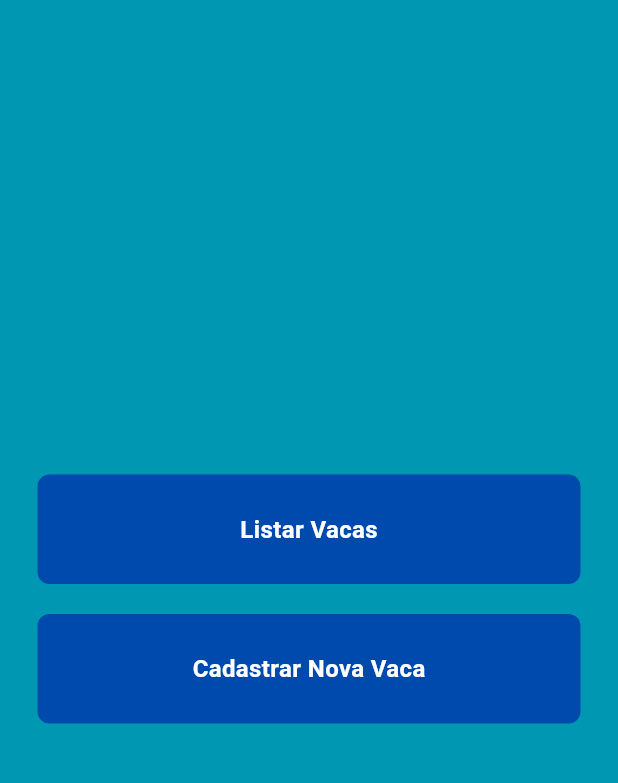
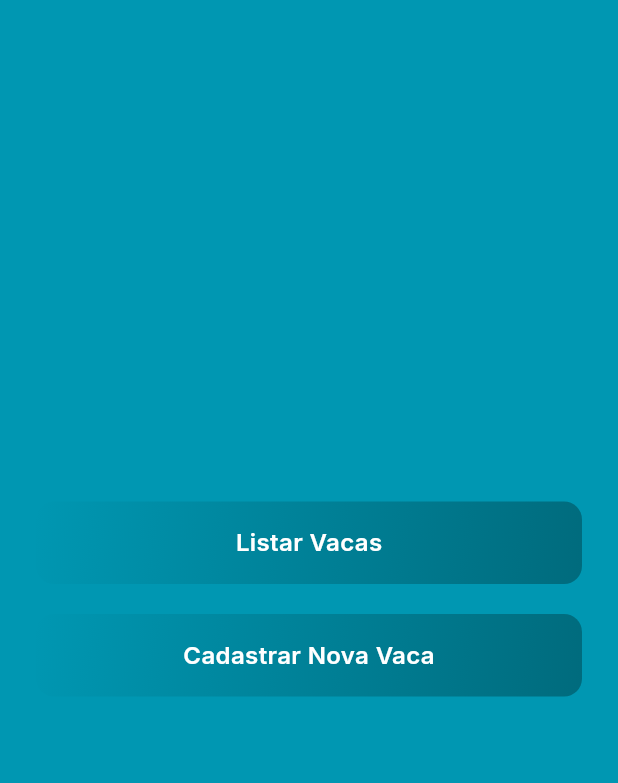
Before and after one commit to CarinaNovais/app_smart_milk_, a Flutter app: the monitoramentoVacasPage screen opened by its route, on a phone screen of 412 x 824 dp, the part 61-844 px from its top. Run offline on Flutter 3.47's test engine with Material 3 defaults, Android fonts, the phone set to English and light mode, and no system bars; drawn by our look-alikes of flutter_animate; our stand-ins replace flutter_image_compress, google_fonts, image_picker, shared_preferences, typed_data; missing offline and left inert: mqtt_client, qr_code_scanner_plus; accounts and stored records are empty.

Commit message:
Refactor UI components, add theme, and modernize button and text styles
Co-authored-by: carinapereiran <carinapereiran@outlook.com>

```diff
--- a/SmartMilk/lib/components/my_button.dart
+++ b/SmartMilk/lib/components/my_button.dart
@@ -1,33 +1,152 @@
 import 'package:flutter/material.dart';
+import 'package:flutter_animate/flutter_animate.dart';
+import 'package:google_fonts/google_fonts.dart';
+import '../theme/app_theme.dart';
 
-class MyButton extends StatelessWidget {
-  final Function()? onTap;
+enum ButtonVariant { primary, secondary, outline, ghost }
+enum ButtonSize { small, medium, large }
+
+class MyButton extends StatefulWidget {
+  final VoidCallback? onTap;
   final String text;
+  final ButtonVariant variant;
+  final ButtonSize size;
+  final IconData? icon;
+  final bool isLoading;
+  final bool fullWidth;
 
-  const MyButton({super.key, required this.onTap, required this.text});
+  const MyButton({
+    super.key,
+    required this.onTap,
+    required this.text,
+    this.variant = ButtonVariant.primary,
+    this.size = ButtonSize.medium,
+    this.icon,
+    this.isLoading = false,
+    this.fullWidth = true,
+  });
+
+  @override
+  State<MyButton> createState() => _MyButtonState();
+}
+
+class _MyButtonState extends State<MyButton> with TickerProviderStateMixin {
+  bool _isPressed = false;
 
   @override
   Widget build(BuildContext context) {
-    return GestureDetector(
-      onTap: onTap,
-      child: Container(
-        padding: const EdgeInsets.all(25),
-        margin: const EdgeInsets.symmetric(horizontal: 25),
-        decoration: BoxDecoration(
-          color: Color(0xFF004aad),
-          borderRadius: BorderRadius.circular(8),
-        ),
-        child: Center(
-          child: Text(
-            text,
-            style: const TextStyle(
-              color: Colors.white,
-              fontWeight: FontWeight.bold,
-              fontSize: 16,
+    final theme = Theme.of(context);
+
+    // Definir cores baseadas na variante
+    Color backgroundColor;
+    Color textColor;
+    Color borderColor = Colors.transparent;
+
+    switch (widget.variant) {
+      case ButtonVariant.primary:
+        backgroundColor = widget.onTap != null ? AppTheme.primaryBlue : Colors.grey.shade400;
+        textColor = AppTheme.textLight;
+        break;
+      case ButtonVariant.secondary:
+        backgroundColor = widget.onTap != null ? AppTheme.secondary : Colors.grey.shade400;
+        textColor = AppTheme.textLight;
+        break;
+      case ButtonVariant.outline:
+        backgroundColor = Colors.transparent;
+        textColor = AppTheme.primaryBlue;
+        borderColor = AppTheme.primaryBlue;
+        break;
+      case ButtonVariant.ghost:
+        backgroundColor = Colors.transparent;
+        textColor = AppTheme.primaryBlue;
+        break;
+    }
+
+    // Definir padding baseado no tamanho
+    EdgeInsets padding;
+    double fontSize;
+    switch (widget.size) {
+      case ButtonSize.small:
+        padding = const EdgeInsets.symmetric(horizontal: 16, vertical: 8);
+        fontSize = 14;
+        break;
+      case ButtonSize.medium:
+        padding = const EdgeInsets.symmetric(horizontal: 24, vertical: 16);
+        fontSize = 16;
+        break;
+      case ButtonSize.large:
+        padding = const EdgeInsets.symmetric(horizontal: 32, vertical: 20);
+        fontSize = 18;
+        break;
+    }
+
+    return Container(
+      width: widget.fullWidth ? double.infinity : null,
+      margin: widget.fullWidth ? const EdgeInsets.symmetric(horizontal: 24) : null,
+      child: AnimatedScale(
+        scale: _isPressed ? 0.95 : 1.0,
+        duration: const Duration(milliseconds: 100),
+        child: GestureDetector(
+          onTapDown: (_) => setState(() => _isPressed = true),
+          onTapUp: (_) => setState(() => _isPressed = false),
+          onTapCancel: () => setState(() => _isPressed = false),
+          onTap: widget.onTap,
+          child: Container(
+            padding: padding,
+            decoration: BoxDecoration(
+              color: backgroundColor,
+              borderRadius: AppTheme.borderRadius,
+              border: borderColor != Colors.transparent
+                ? Border.all(color: borderColor, width: 2)
+                : null,
+              boxShadow: widget.variant == ButtonVariant.primary && widget.onTap != null
+                ? [
+                    BoxShadow(
+                      color: AppTheme.primaryBlue.withOpacity(0.3),
+                      blurRadius: 12,
+                      offset: const Offset(0, 4),
+                    ),
+                  ]
+                : null,
+              gradient: widget.variant == ButtonVariant.primary && widget.onTap != null
+                ? AppTheme.primaryGradient
+                : null,
+            ),
+            child: Row(
+              mainAxisAlignment: MainAxisAlignment.center,
+              mainAxisSize: MainAxisSize.min,
+              children: [
+                if (widget.isLoading) ...[
+                  SizedBox(
+                    width: 20,
+                    height: 20,
+                    child: CircularProgressIndicator(
+                      strokeWidth: 2,
+                      valueColor: AlwaysStoppedAnimation<Color>(textColor),
+                    ),
+                  ),
+                  const SizedBox(width: 12),
+                ] else if (widget.icon != null) ...[
+                  Icon(
+                    widget.icon,
+                    color: textColor,
+                    size: fontSize + 2,
+                  ),
+                  const SizedBox(width: 8),
+                ],
+                Text(
+                  widget.isLoading ? 'Carregando...' : widget.text,
+                  style: GoogleFonts.inter(
+                    color: textColor,
+                    fontWeight: FontWeight.w600,
+                    fontSize: fontSize,
+                  ),
+                ),
+              ],
             ),
           ),
         ),
       ),
-    );
+    ).animate().fadeIn(duration: 300.ms).slideY(begin: 0.1, end: 0);
   }
 }
--- /dev/null
+++ b/SmartMilk/lib/theme/app_theme.dart
@@ -0,0 +1,281 @@
+import 'package:flutter/material.dart';
+import 'package:google_fonts/google_fonts.dart';
+
+class AppTheme {
+  // Cores principais modernizadas
+  static const Color primaryBlue = Color(0xFF0097B2);
+  static const Color primaryDark = Color(0xFF006B7D);
+  static const Color primaryLight = Color(0xFF33A9BD);
+  static const Color secondary = Color(0xFF004AAD);
+  static const Color accent = Color(0xFF00BCD4);
+
+  // Cores de fundo
+  static const Color backgroundLight = Color(0xFFF8FAFB);
+  static const Color backgroundDark = Color(0xFF1A1A1A);
+  static const Color surfaceLight = Color(0xFFFFFFFF);
+  static const Color surfaceDark = Color(0xFF2D2D2D);
+
+  // Cores de texto
+  static const Color textPrimary = Color(0xFF1A1A1A);
+  static const Color textSecondary = Color(0xFF6B7280);
+  static const Color textLight = Color(0xFFFFFFFF);
+
+  // Cores de status
+  static const Color success = Color(0xFF10B981);
+  static const Color warning = Color(0xFFF59E0B);
+  static const Color error = Color(0xFFEF4444);
+  static const Color info = Color(0xFF3B82F6);
+
+  // Gradientes
+  static const LinearGradient primaryGradient = LinearGradient(
+    begin: Alignment.topLeft,
+    end: Alignment.bottomRight,
+    colors: [primaryBlue, primaryDark],
+  );
+
+  static const LinearGradient cardGradient = LinearGradient(
+    begin: Alignment.topLeft,
+    end: Alignment.bottomRight,
+    colors: [Color(0xFFFFFFFF), Color(0xFFF8FAFB)],
+  );
+
+  // Sombras
+  static const List<BoxShadow> cardShadow = [
+    BoxShadow(
+      color: Color(0x0D000000),
+      blurRadius: 10,
+      offset: Offset(0, 4),
+    ),
+    BoxShadow(
+      color: Color(0x14000000),
+      blurRadius: 1,
+      offset: Offset(0, 1),
+    ),
+  ];
+
+  static const List<BoxShadow> elevatedShadow = [
+    BoxShadow(
+      color: Color(0x1A000000),
+      blurRadius: 20,
+      offset: Offset(0, 8),
+    ),
+    BoxShadow(
+      color: Color(0x0D000000),
+      blurRadius: 6,
+      offset: Offset(0, 2),
+    ),
+  ];
+
+  // Bordas
+  static const BorderRadius borderRadius = BorderRadius.all(Radius.circular(12));
+  static const BorderRadius borderRadiusLarge = BorderRadius.all(Radius.circular(20));
+  static const BorderRadius borderRadiusSmall = BorderRadius.all(Radius.circular(8));
+
+  // Espaçamentos
+  static const double spacingXS = 4.0;
+  static const double spacingS = 8.0;
+  static const double spacingM = 16.0;
+  static const double spacingL = 24.0;
+  static const double spacingXL = 32.0;
+  static const double spacingXXL = 48.0;
+
+  // Tema claro
+  static ThemeData get lightTheme {
+    return ThemeData(
+      useMaterial3: true,
+      colorScheme: ColorScheme.fromSeed(
+        seedColor: primaryBlue,
+        brightness: Brightness.light,
+      ),
+      textTheme: GoogleFonts.interTextTheme().copyWith(
+        headlineLarge: GoogleFonts.inter(
+          fontSize: 32,
+          fontWeight: FontWeight.bold,
+          color: textPrimary,
+        ),
+        headlineMedium: GoogleFonts.inter(
+          fontSize: 28,
+          fontWeight: FontWeight.bold,
+          color: textPrimary,
+        ),
+        headlineSmall: GoogleFonts.inter(
+          fontSize: 24,
+          fontWeight: FontWeight.w600,
+          color: textPrimary,
+        ),
+        titleLarge: GoogleFonts.inter(
+          fontSize: 22,
+          fontWeight: FontWeight.w600,
+          color: textPrimary,
+        ),
+        titleMedium: GoogleFonts.inter(
+          fontSize: 16,
+          fontWeight: FontWeight.w500,
+          color: textPrimary,
+        ),
+        bodyLarge: GoogleFonts.inter(
+          fontSize: 16,
+          fontWeight: FontWeight.normal,
+          color: textPrimary,
+        ),
+        bodyMedium: GoogleFonts.inter(
+          fontSize: 14,
+          fontWeight: FontWeight.normal,
+          color: textSecondary,
+        ),
+        labelLarge: GoogleFonts.inter(
+          fontSize: 14,
+          fontWeight: FontWeight.w500,
+          color: textPrimary,
+        ),
+      ),
+      scaffoldBackgroundColor: backgroundLight,
+      appBarTheme: AppBarTheme(
+        backgroundColor: primaryBlue,
+        foregroundColor: textLight,
+        elevation: 0,
+        titleTextStyle: GoogleFonts.inter(
+          fontSize: 18,
+          fontWeight: FontWeight.w600,
+          color: textLight,
+        ),
+      ),
+      elevatedButtonTheme: ElevatedButtonThemeData(
+        style: ElevatedButton.styleFrom(
+          backgroundColor: primaryBlue,
+          foregroundColor: textLight,
+          elevation: 0,
+          padding: const EdgeInsets.symmetric(horizontal: 24, vertical: 16),
+          shape: RoundedRectangleBorder(borderRadius: borderRadius),
+          textStyle: GoogleFonts.inter(
+            fontSize: 16,
+            fontWeight: FontWeight.w600,
+          ),
+        ),
+      ),
+      cardTheme: CardTheme(
+        elevation: 0,
+        shape: RoundedRectangleBorder(borderRadius: borderRadius),
+        color: surfaceLight,
+        shadowColor: Colors.black.withOpacity(0.1),
+      ),
+      inputDecorationTheme: InputDecorationTheme(
+        filled: true,
+        fillColor: surfaceLight,
+        border: OutlineInputBorder(
+          borderRadius: borderRadius,
+          borderSide: BorderSide(color: Colors.grey.shade300),
+        ),
+        enabledBorder: OutlineInputBorder(
+          borderRadius: borderRadius,
+          borderSide: BorderSide(color: Colors.grey.shade300),
+        ),
+        focusedBorder: OutlineInputBorder(
+          borderRadius: borderRadius,
+          borderSide: const BorderSide(color: primaryBlue, width: 2),
+        ),
+        contentPadding: const EdgeInsets.symmetric(horizontal: 16, vertical: 16),
+      ),
+    );
+  }
+
+  // Tema escuro
+  static ThemeData get darkTheme {
+    return ThemeData(
+      useMaterial3: true,
+      colorScheme: ColorScheme.fromSeed(
+        seedColor: primaryBlue,
+        brightness: Brightness.dark,
+      ),
+      textTheme: GoogleFonts.interTextTheme(ThemeData.dark().textTheme).copyWith(
+        headlineLarge: GoogleFonts.inter(
+          fontSize: 32,
+          fontWeight: FontWeight.bold,
+          color: textLight,
+        ),
+        headlineMedium: GoogleFonts.inter(
+          fontSize: 28,
+          fontWeight: FontWeight.bold,
+          color: textLight,
+        ),
+        headlineSmall: GoogleFonts.inter(
+          fontSize: 24,
+          fontWeight: FontWeight.w600,
+          color: textLight,
+        ),
+        titleLarge: GoogleFonts.inter(
+          fontSize: 22,
+          fontWeight: FontWeight.w600,
+          color: textLight,
+        ),
+        titleMedium: GoogleFonts.inter(
+          fontSize: 16,
+          fontWeight: FontWeight.w500,
+          color: textLight,
+        ),
+        bodyLarge: GoogleFonts.inter(
+          fontSize: 16,
+          fontWeight: FontWeight.normal,
+          color: textLight,
+        ),
+        bodyMedium: GoogleFonts.inter(
+          fontSize: 14,
+          fontWeight: FontWeight.normal,
+          color: Colors.grey.shade400,
+        ),
+        labelLarge: GoogleFonts.inter(
+          fontSize: 14,
+          fontWeight: FontWeight.w500,
+          color: textLight,
+        ),
+      ),
+      scaffoldBackgroundColor: backgroundDark,
+      appBarTheme: AppBarTheme(
+        backgroundColor: primaryBlue,
+        foregroundColor: textLight,
+        elevation: 0,
+        titleTextStyle: GoogleFonts.inter(
+          fontSize: 18,
+          fontWeight: FontWeight.w600,
+          color: textLight,
+        ),
+      ),
+      elevatedButtonTheme: ElevatedButtonThemeData(
+        style: ElevatedButton.styleFrom(
+          backgroundColor: primaryBlue,
+          foregroundColor: textLight,
+          elevation: 0,
+          padding: const EdgeInsets.symmetric(horizontal: 24, vertical: 16),
+          shape: RoundedRectangleBorder(borderRadius: borderRadius),
+          textStyle: GoogleFonts.inter(
+            fontSize: 16,
+            fontWeight: FontWeight.w600,
+          ),
+        ),
+      ),
+      cardTheme: CardTheme(
+        elevation: 0,
+        shape: RoundedRectangleBorder(borderRadius: borderRadius),
+        color: surfaceDark,
+        shadowColor: Colors.black.withOpacity(0.3),
+      ),
+      inputDecorationTheme: InputDecorationTheme(
+        filled: true,
+        fillColor: surfaceDark,
+        border: OutlineInputBorder(
+          borderRadius: borderRadius,
+          borderSide: BorderSide(color: Colors.grey.shade600),
+        ),
+        enabledBorder: OutlineInputBorder(
+          borderRadius: borderRadius,
+          borderSide: BorderSide(color: Colors.grey.shade600),
+        ),
+        focusedBorder: OutlineInputBorder(
+          borderRadius: borderRadius,
+          borderSide: const BorderSide(color: primaryBlue, width: 2),
+        ),
+        contentPadding: const EdgeInsets.symmetric(horizontal: 16, vertical: 16),
+      ),
+    );
+  }
+}
```
Also changed, not shown: SmartMilk/lib/components/my_textField.dart (deleted, +0 -35 lines), SmartMilk/pubspec.yaml (+12 -4 lines).
